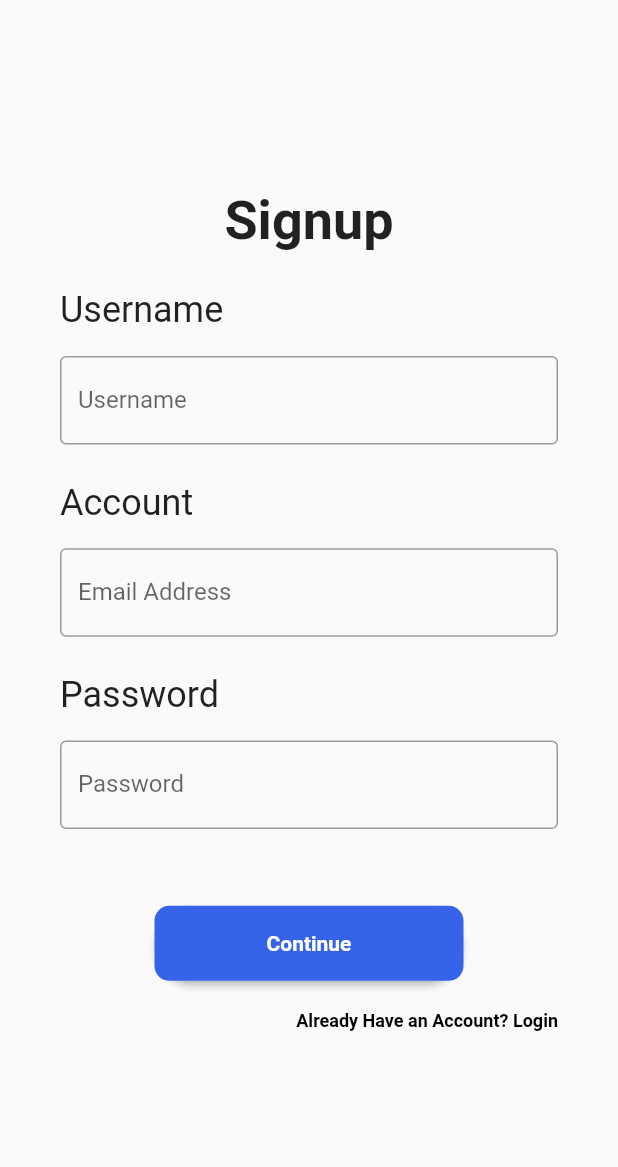
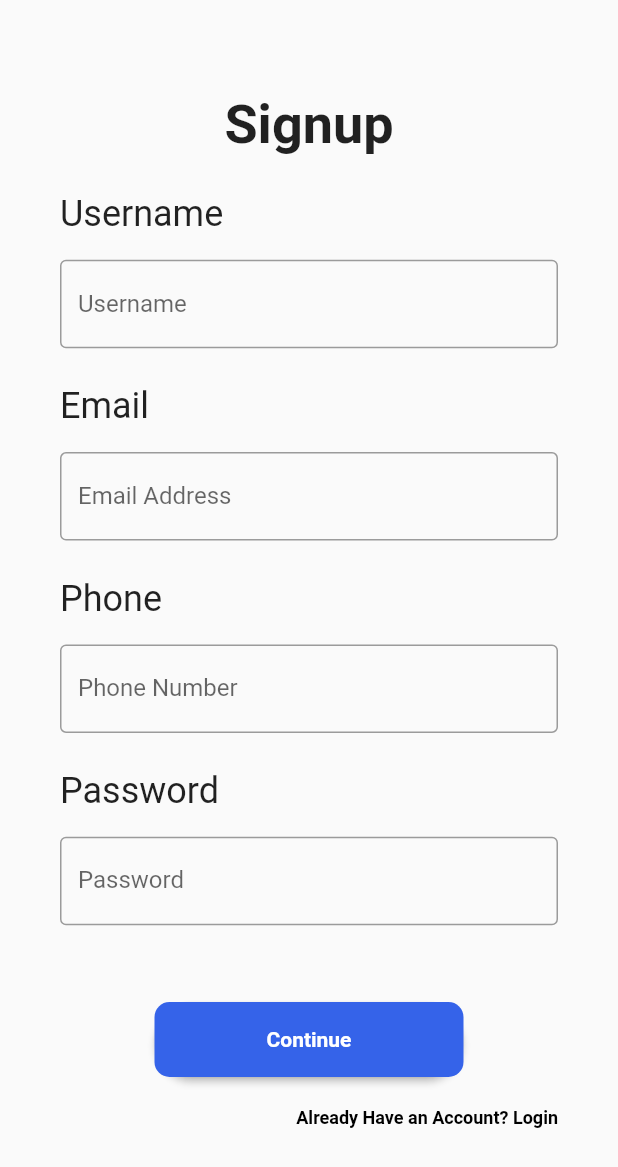
Before and after one commit to ZTianWang/My-flutter-App, a Flutter app: the SignupPage screen opened directly, on a phone screen of 412 x 824 dp. Shown: the top 1167 px of the screen. Run offline on Flutter 3.47's test engine with Material 2 defaults, Android fonts, the phone set to English and light mode, and no system bars.

Commit message:
add: phone number

```diff
--- a/lib/pages/signup_page.dart
+++ b/lib/pages/signup_page.dart
@@ -65,7 +65,7 @@ class _SignupPageState extends State<SignupPage> {
               alignment: Alignment.centerLeft,
               padding: EdgeInsets.symmetric(horizontal: 40),
               child: Text(
-                "Account",
+                "Email",
                 style: TextStyle(
                   fontSize: 24
                 ),
@@ -83,6 +83,34 @@ class _SignupPageState extends State<SignupPage> {
                   border: OutlineInputBorder(),
                   labelText: 'Email Address',
                   hintText: 'Email Address',
+                ),
+              ),
+            ),
+
+            SizedBox(height: size.height * 0.03),
+
+            Container(
+              alignment: Alignment.centerLeft,
+              padding: EdgeInsets.symmetric(horizontal: 40),
+              child: Text(
+                "Phone",
+                style: TextStyle(
+                  fontSize: 24
+                ),
+                textAlign: TextAlign.left,
+              ),
+            ),
+
+            SizedBox(height: size.height * 0.02),
+
+            Container(
+              alignment: Alignment.center,
+              margin: EdgeInsets.symmetric(horizontal: 40),
+              child: const TextField(
+                decoration: InputDecoration(
+                  border: OutlineInputBorder(),
+                  labelText: 'Phone Number',
+                  hintText: 'Phone Number',
                 ),
               ),
             ),
```
